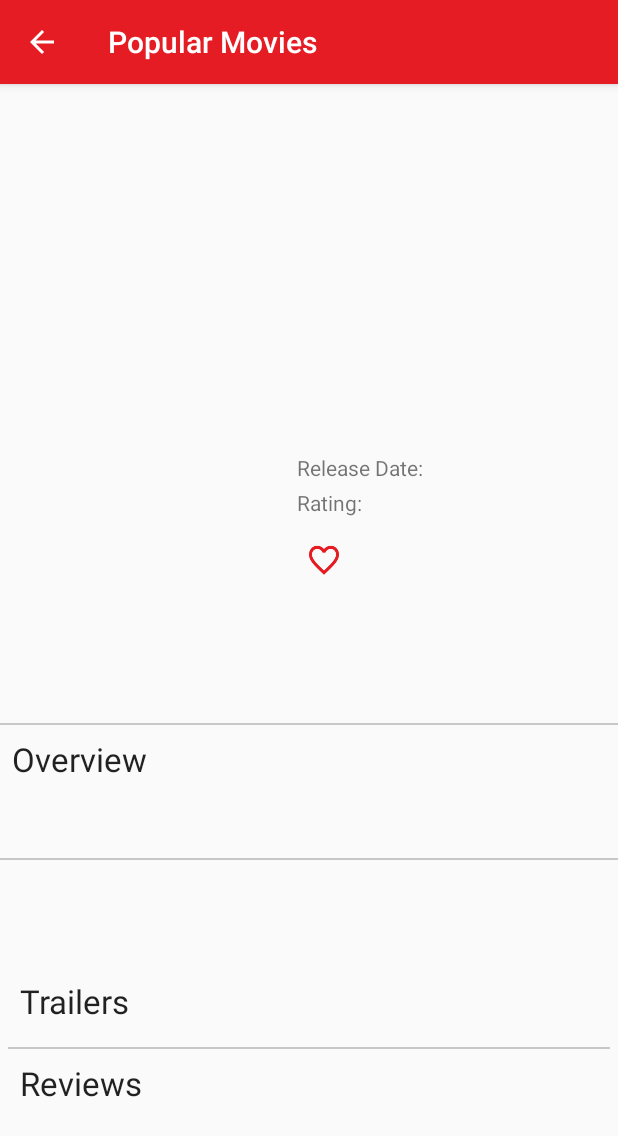
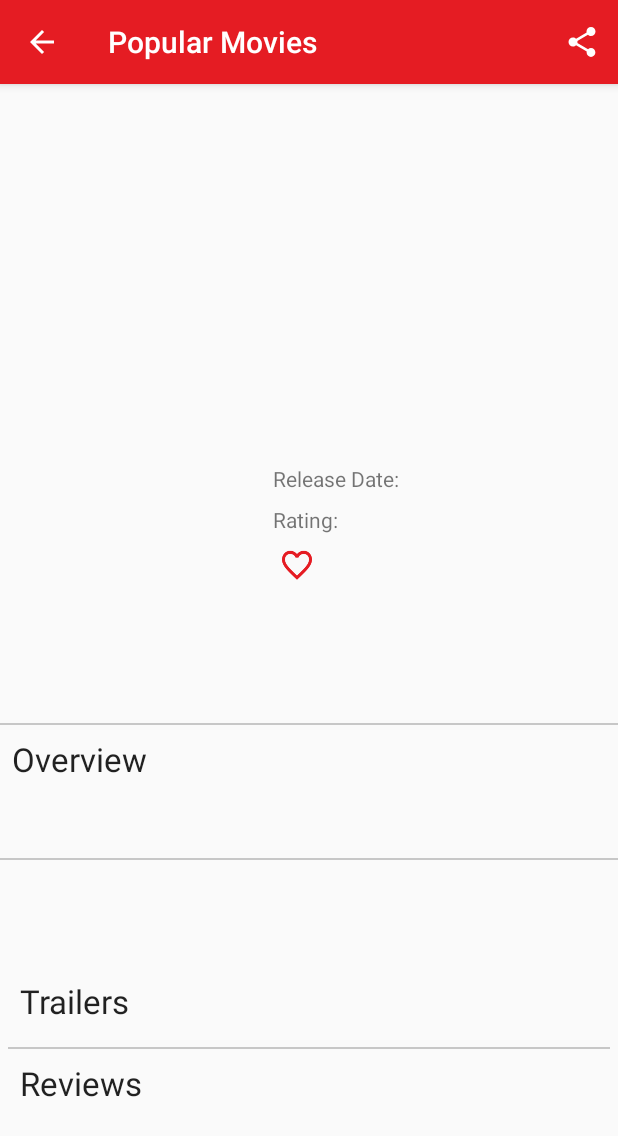
Before and after one commit to Akramhussain4/Udacity_Popular_Movies, an Android app: the DetailsActivity screen opened directly, with no data from a screen before it, on a phone screen of 412 x 824 dp. Shown: the top 1136 px of the screen. Run offline under Robolectric (Android 15) with nearby library versions, the phone set to English and light mode, and no system bars; our stand-ins replace ButterKnife; pictures from the network do not load; Roboto replaces fonts that are not available here.

```diff
--- a/app/src/main/java/com/hussain/popularmovies/adapter/MoviesAdapter.java
+++ b/app/src/main/java/com/hussain/popularmovies/adapter/MoviesAdapter.java
@@ -24,9 +24,9 @@ import butterknife.ButterKnife;
 
 public class MoviesAdapter extends RecyclerView.Adapter<MoviesAdapter.RecyclerViewHolder> {
 
-    private List<Movies> movies;
-    private Context context;
-    private onMovieItemClickListener onMovieItemClickListener;
+    private final List<Movies> movies;
+    private final Context context;
+    private final onMovieItemClickListener onMovieItemClickListener;
 
     public interface onMovieItemClickListener {
         void onMovieItemClick(int clickIndex);
--- a/app/src/main/java/com/hussain/popularmovies/ui/DetailsActivity.java
+++ b/app/src/main/java/com/hussain/popularmovies/ui/DetailsActivity.java
@@ -4,7 +4,6 @@ import android.os.Bundle;
 import android.support.annotation.NonNull;
 import android.support.v4.app.FragmentManager;
 import android.support.v4.app.FragmentTransaction;
-import android.support.v7.app.ActionBar;
 import android.support.v7.app.AppCompatActivity;
 import android.util.Log;
 import android.widget.ImageButton;
@@ -21,6 +20,7 @@ import com.hussain.popularmovies.utils.NetworkUtils;
 
 import butterknife.BindView;
 import butterknife.ButterKnife;
+import butterknife.OnClick;
 import retrofit2.Call;
 import retrofit2.Callback;
 import retrofit2.Response;
@@ -41,7 +41,9 @@ public class DetailsActivity extends AppCompatActivity {
     ImageView mMovieThumb;
     @BindView(R.id.movie_favorite_button)
     ImageButton mFavButton;
-
+    @BindView(R.id.title_text)
+    TextView mTitle;
+    private int counter = 0;
     private int movieId;
 
     @Override
@@ -56,7 +58,7 @@ public class DetailsActivity extends AppCompatActivity {
         updateUI(call);
     }
 
-    public void updateUI(Call call){
+    private void updateUI(Call call) {
         Bundle bundle = new Bundle();
         bundle.putInt("movieId", movieId);
         FragmentManager fragmentManager = getSupportFragmentManager();
@@ -70,14 +72,6 @@ public class DetailsActivity extends AppCompatActivity {
             @Override
             public void onResponse(@NonNull Call<DetailsResponse> call, @NonNull Response<DetailsResponse> response) {
                 DetailsResponse detailsResponse = response.body();
-                String movieTitle = null;
-                if (detailsResponse != null) {
-                    movieTitle = detailsResponse.getTitle();
-                }
-                ActionBar ab = getSupportActionBar();
-                if (ab != null) {
-                    ab.setTitle(movieTitle);
-                }
                 if (detailsResponse != null) {
                     GlideApp.with(getApplicationContext())
                             .asBitmap()
@@ -92,6 +86,7 @@ public class DetailsActivity extends AppCompatActivity {
                         .placeholder(R.drawable.loading).into(mMovieThumb);
                 String overView = detailsResponse.getOverview();
                 mMovieOverview.setText(overView);
+                mTitle.setText(detailsResponse.getTitle());
                 mReleaseDate.setText(detailsResponse.getRealDate());
                 mRating.setText(detailsResponse.getVote_average());
             }
@@ -102,4 +97,16 @@ public class DetailsActivity extends AppCompatActivity {
             }
         });
     }
+
+    @OnClick(R.id.movie_favorite_button)
+    public void onclick() {
+        if (counter == 0) {
+            mFavButton.setImageResource(R.drawable.ic_favorite_full);
+        }
+        if (counter == 1) {
+            mFavButton.setImageResource(R.drawable.ic_favorite_border);
+            counter = -1;
+        }
+        counter++;
+    }
 }
--- a/app/src/main/java/com/hussain/popularmovies/ui/MainActivity.java
+++ b/app/src/main/java/com/hussain/popularmovies/ui/MainActivity.java
@@ -7,6 +7,7 @@ import android.support.annotation.NonNull;
 import android.support.v7.app.AppCompatActivity;
 import android.support.v7.widget.GridLayoutManager;
 import android.support.v7.widget.RecyclerView;
+import android.util.Log;
 import android.view.Menu;
 import android.view.MenuItem;
 
@@ -27,6 +28,8 @@ import retrofit2.Callback;
 import retrofit2.Response;
 
 public class MainActivity extends AppCompatActivity implements MoviesAdapter.onMovieItemClickListener {
+
+    private static final String TAG = MainActivity.class.getName();
 
     @BindView(R.id.recycler_view)
     RecyclerView recyclerView;
@@ -101,7 +104,7 @@ public class MainActivity extends AppCompatActivity implements MoviesAdapter.onM
 
             @Override
             public void onFailure(@NonNull Call<MoviesResponse> call, @NonNull Throwable t) {
-
+                Log.d(TAG, t.toString());
             }
         });
     }
--- a/app/src/main/java/com/hussain/popularmovies/ui/TrailersFragment.java
+++ b/app/src/main/java/com/hussain/popularmovies/ui/TrailersFragment.java
@@ -1,11 +1,19 @@
 package com.hussain.popularmovies.ui;
 
+import android.content.ActivityNotFoundException;
+import android.content.Context;
+import android.content.Intent;
+import android.net.Uri;
 import android.os.Bundle;
 import android.support.annotation.NonNull;
 import android.support.v4.app.Fragment;
 import android.support.v7.widget.LinearLayoutManager;
 import android.support.v7.widget.RecyclerView;
+import android.util.Log;
 import android.view.LayoutInflater;
+import android.view.Menu;
+import android.view.MenuInflater;
+import android.view.MenuItem;
 import android.view.View;
 import android.view.ViewGroup;
 
@@ -26,24 +34,30 @@ import retrofit2.Call;
 import retrofit2.Callback;
 import retrofit2.Response;
 
-public class TrailersFragment extends Fragment {
+public class TrailersFragment extends Fragment implements TrailerAdapter.OnTrailerClickListener {
+
+    private static final String TAG = TrailersFragment.class.getName();
 
     @BindView(R.id.reviews_recycler_view)
     RecyclerView reviewRecycler;
     @BindView(R.id.trailers_recycler_view)
     RecyclerView trailersRecycler;
-
+    private Context mContext;
     private int movieID;
+    private List<TrailerResponse.Trailers> trailers;
+    private int position;
 
     @Override
     public void onCreate(Bundle savedInstanceState) {
         super.onCreate(savedInstanceState);
         movieID = this.getArguments().getInt("movieId");
+        mContext = getContext();
+        setHasOptionsMenu(true);
         updateUI();
     }
 
     @Override
-    public View onCreateView(LayoutInflater inflater, ViewGroup container, Bundle savedInstanceState) {
+    public View onCreateView(@NonNull LayoutInflater inflater, ViewGroup container, Bundle savedInstanceState) {
         View view = inflater.inflate(R.layout.fragment_trailers, container, false);
         ButterKnife.bind(this, view);
         return view;
@@ -57,32 +71,64 @@ public class TrailersFragment extends Fragment {
             public void onResponse(@NonNull Call<ReviewsResponse> call, @NonNull Response<ReviewsResponse> response) {
                 ReviewsResponse reviewsResponse = response.body();
                 List<ReviewsResponse.Reviews> res = reviewsResponse.getReviews();
-                ReviewsAdapter reviewsAdapter = new ReviewsAdapter(getContext(), res);
-                reviewRecycler.setLayoutManager(new LinearLayoutManager(getContext()));
+                ReviewsAdapter reviewsAdapter = new ReviewsAdapter(mContext, res);
+                reviewRecycler.setLayoutManager(new LinearLayoutManager(mContext));
                 reviewRecycler.setAdapter(reviewsAdapter);
             }
 
             @Override
-            public void onFailure(@NonNull Call call, Throwable t) {
-
+            public void onFailure(@NonNull Call call, @NonNull Throwable t) {
+                Log.d(TAG, t.toString());
             }
         });
 
         Call<TrailerResponse> trailerCall = moviesInterface.getTrailers(movieID, BuildConfig.ApiKey);
         trailerCall.enqueue(new Callback<TrailerResponse>() {
             @Override
-            public void onResponse(Call<TrailerResponse> call, Response<TrailerResponse> response) {
+            public void onResponse(@NonNull Call<TrailerResponse> call, @NonNull Response<TrailerResponse> response) {
                 TrailerResponse trailerResponse = response.body();
-                List<TrailerResponse.Trailers> trailers = trailerResponse.getTrailersList();
-                TrailerAdapter trailerAdapter = new TrailerAdapter(getContext(),trailers);
-                trailersRecycler.setLayoutManager(new LinearLayoutManager(getContext()));
+                trailers = trailerResponse.getTrailersList();
+                TrailerAdapter trailerAdapter = new TrailerAdapter(mContext, trailers, TrailersFragment.this);
+                trailersRecycler.setLayoutManager(new LinearLayoutManager(mContext));
                 trailersRecycler.setAdapter(trailerAdapter);
             }
 
             @Override
-            public void onFailure(Call<TrailerResponse> call, Throwable t) {
-
+            public void onFailure(@NonNull Call<TrailerResponse> call, @NonNull Throwable t) {
+                Log.d(TAG, t.toString());
             }
         });
     }
+
+    @Override
+    public void onCreateOptionsMenu(Menu menu, MenuInflater inflater) {
+        inflater.inflate(R.menu.share_menu, menu);
+        super.onCreateOptionsMenu(menu, inflater);
+    }
+
+    @Override
+    public boolean onOptionsItemSelected(MenuItem item) {
+        if (item.getItemId() == R.id.share) {
+            Intent sendIntent = new Intent();
+            sendIntent.setAction(Intent.ACTION_SEND);
+            sendIntent.putExtra(Intent.EXTRA_TEXT, getString(R.string.checkout_movie)
+                    + getString(R.string.youtube_url) + trailers.get(position).getKey());
+            sendIntent.setType("text/plain");
+            startActivity(sendIntent);
+        }
+        return super.onOptionsItemSelected(item);
+    }
+
+    @Override
+    public void onTrailerClick(int position) {
+        this.position = position;
+        Intent appIntent = new Intent(Intent.ACTION_VIEW, Uri.parse("vnd.youtube:" + trailers.get(position).getKey()));
+        Intent webIntent = new Intent(Intent.ACTION_VIEW,
+                Uri.parse(getString(R.string.youtube_url) + trailers.get(position).getKey()));
+        try {
+            mContext.startActivity(appIntent);
+        } catch (ActivityNotFoundException ex) {
+            mContext.startActivity(webIntent);
+        }
+    }
 }
--- /dev/null
+++ b/app/src/main/res/drawable/ic_share_white_24dp.xml
@@ -0,0 +1,9 @@
+<vector xmlns:android="http://schemas.android.com/apk/res/android"
+        android:width="24dp"
+        android:height="24dp"
+        android:viewportWidth="24.0"
+        android:viewportHeight="24.0">
+    <path
+        android:fillColor="#FFFF"
+        android:pathData="M18,16.08c-0.76,0 -1.44,0.3 -1.96,0.77L8.91,12.7c0.05,-0.23 0.09,-0.46 0.09,-0.7s-0.04,-0.47 -0.09,-0.7l7.05,-4.11c0.54,0.5 1.25,0.81 2.04,0.81 1.66,0 3,-1.34 3,-3s-1.34,-3 -3,-3 -3,1.34 -3,3c0,0.24 0.04,0.47 0.09,0.7L8.04,9.81C7.5,9.31 6.79,9 6,9c-1.66,0 -3,1.34 -3,3s1.34,3 3,3c0.79,0 1.5,-0.31 2.04,-0.81l7.12,4.16c-0.05,0.21 -0.08,0.43 -0.08,0.65 0,1.61 1.31,2.92 2.92,2.92 1.61,0 2.92,-1.31 2.92,-2.92s-1.31,-2.92 -2.92,-2.92z"/>
+</vector>
--- a/app/src/main/res/layout/activity_details.xml
+++ b/app/src/main/res/layout/activity_details.xml
@@ -40,25 +40,19 @@
             android:id="@+id/release_date"
             android:layout_width="0dp"
             android:layout_height="wrap_content"
-            android:layout_marginEnd="8dp"
             android:layout_marginStart="8dp"
-            android:layout_marginTop="36dp"
             android:textSize="@dimen/text_size_label"
-            app:layout_constraintEnd_toEndOf="parent"
-            app:layout_constraintHorizontal_bias="0.2"
             app:layout_constraintStart_toEndOf="@+id/textView"
-            app:layout_constraintTop_toBottomOf="@+id/movie_cover" />
+            app:layout_constraintTop_toTopOf="@+id/textView" />
 
         <TextView
             android:id="@+id/ratings"
             android:layout_width="0dp"
             android:layout_height="wrap_content"
             android:layout_marginStart="8dp"
-            android:layout_marginTop="8dp"
             android:textSize="@dimen/text_size_label"
-            app:layout_constraintEnd_toEndOf="@+id/release_date"
             app:layout_constraintStart_toEndOf="@+id/textView2"
-            app:layout_constraintTop_toBottomOf="@+id/release_date" />
+            app:layout_constraintTop_toTopOf="@+id/textView2" />
 
         <View
             android:id="@+id/view"
@@ -97,24 +91,22 @@
             android:id="@+id/textView"
             android:layout_width="wrap_content"
             android:layout_height="wrap_content"
-            android:layout_marginStart="32dp"
+            android:layout_marginStart="16dp"
+            android:layout_marginTop="8dp"
             android:text="@string/release_date_label"
             android:textAppearance="@android:style/TextAppearance.Material.Small"
             android:textSize="@dimen/text_size_label"
-            app:layout_constraintBottom_toBottomOf="@+id/release_date"
             app:layout_constraintStart_toEndOf="@+id/movie_thumb"
-            app:layout_constraintTop_toTopOf="@+id/release_date" />
+            app:layout_constraintTop_toBottomOf="@+id/title_text" />
 
         <TextView
             android:id="@+id/textView2"
             android:layout_width="wrap_content"
             android:layout_height="wrap_content"
-            android:layout_marginBottom="8dp"
-            android:layout_marginStart="32dp"
+            android:layout_marginStart="16dp"
             android:layout_marginTop="8dp"
             android:text="@string/rating_label"
             android:textSize="@dimen/text_size_label"
-            app:layout_constraintBottom_toBottomOf="@+id/ratings"
             app:layout_constraintStart_toEndOf="@+id/movie_thumb"
             app:layout_constraintTop_toBottomOf="@+id/textView" />
 
@@ -123,14 +115,13 @@
             style="@style/Widget.AppCompat.Light.ActionButton"
             android:layout_width="48dp"
             android:layout_height="25dp"
-            android:layout_marginEnd="8dp"
-            android:layout_marginTop="16dp"
+            android:layout_marginStart="8dp"
+            android:layout_marginTop="8dp"
             android:contentDescription="@string/favourite_button"
             android:scaleType="fitXY"
             android:src="@drawable/selector_favorite_button"
             android:tint="@color/colorPrimary"
-            app:layout_constraintEnd_toEndOf="@+id/textView2"
-            app:layout_constraintStart_toStartOf="@+id/textView2"
+            app:layout_constraintStart_toEndOf="@+id/movie_thumb"
             app:layout_constraintTop_toBottomOf="@+id/textView2" />
 
 
@@ -154,5 +145,18 @@
             app:layout_constraintEnd_toEndOf="parent"
             app:layout_constraintStart_toStartOf="parent"
             app:layout_constraintTop_toBottomOf="@+id/view1" />
+
+        <TextView
+            android:id="@+id/title_text"
+            style="@style/TitleText"
+            android:layout_width="0dp"
+            android:layout_height="wrap_content"
+            android:layout_marginEnd="8dp"
+            android:layout_marginStart="16dp"
+            android:layout_marginTop="16dp"
+            android:textSize="14sp"
+            app:layout_constraintEnd_toEndOf="parent"
+            app:layout_constraintStart_toEndOf="@+id/movie_thumb"
+            app:layout_constraintTop_toBottomOf="@+id/movie_cover" />
     </android.support.constraint.ConstraintLayout>
 </ScrollView>
--- a/app/src/main/res/layout/fragment_trailers.xml
+++ b/app/src/main/res/layout/fragment_trailers.xml
@@ -21,7 +21,6 @@
         android:id="@+id/trailers_recycler_view"
         android:layout_width="match_parent"
         android:layout_height="wrap_content"
-        android:layout_marginEnd="8dp"
         android:layout_marginTop="8dp"
         app:layout_constraintEnd_toEndOf="parent"
         app:layout_constraintStart_toStartOf="parent"
--- /dev/null
+++ b/app/src/main/res/menu/share_menu.xml
@@ -0,0 +1,9 @@
+<?xml version="1.0" encoding="utf-8"?>
+<menu xmlns:android="http://schemas.android.com/apk/res/android"
+    xmlns:app="http://schemas.android.com/apk/res-auto">
+    <item
+        android:id="@+id/share"
+        android:icon="@drawable/ic_share_white_24dp"
+        android:title="@string/sort_menu_title"
+        app:showAsAction="always"/>
+</menu>
--- a/app/src/main/res/menu/sort_menu.xml
+++ b/app/src/main/res/menu/sort_menu.xml
@@ -12,6 +12,9 @@
             <item
                 android:id="@+id/popular"
                 android:title="@string/most_popular_menu" />
+            <item
+                android:id="@+id/favorite"
+                android:title="@string/favorite_menu" />
         </menu>
     </item>
 </menu>
--- a/app/src/main/res/values/strings.xml
+++ b/app/src/main/res/values/strings.xml
@@ -15,5 +15,7 @@
     <string name="favourite_button">favourite button</string>
     <string name="review_label">Review:</string>
     <string name="author_label">Author:</string>
-    <string name="trailer_play_button">Trailer_play_button</string>
+    <string name="favorite_menu">Favorite</string>
+    <string name="checkout_movie">Check out this movie!</string>
+    <string name="youtube_url">http://www.youtube.com/watch?v=</string>
 </resources>
```
Also changed, not shown: app/src/main/java/com/hussain/popularmovies/adapter/TrailerAdapter.java (+17 -4 lines), app/src/main/java/com/hussain/popularmovies/model/DetailsResponse.java (+0 -28 lines), app/src/main/java/com/hussain/popularmovies/model/Movies.java (+0 -7 lines), app/src/main/java/com/hussain/popularmovies/model/ReviewsResponse.java (+0 -8 lines), app/src/main/java/com/hussain/popularmovies/model/TrailerResponse.java (+1 -9 lines).
